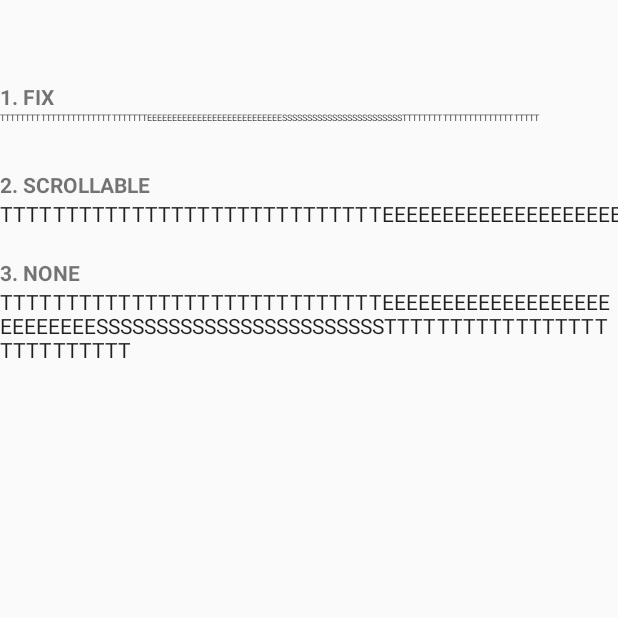
After one commit to noel77543/ToolList, an Android app: the fragment AutoTextViewFragment placed in its activity, on a phone screen of 412 x 824 dp, the top half of it. The commit adds this screen. Run offline under Robolectric (Android 15) with nearby library versions, the phone set to English and light mode, and no system bars; our stand-ins replace ButterKnife; libraries missing offline, so code that uses them is left out: permissions.dispatcher.

Commit message:
[更新] 優化AutoTextView

```diff
--- a/app/build.gradle
+++ b/app/build.gradle
@@ -29,17 +29,17 @@ android {
             proguardFiles getDefaultProguardFile('proguard-android.txt'), 'proguard-rules.pro'
         }
     }
+    buildToolsVersion '28.0.3'
 }
 
 
 dependencies {
-    implementation fileTree(dir: 'libs', include: ['*.jar'])
+    implementation fileTree(include: ['*.jar'], dir: 'libs')
     implementation 'com.android.support:appcompat-v7:28.0.0'
     implementation 'com.android.support.constraint:constraint-layout:1.1.3'
     testImplementation 'junit:junit:4.12'
     androidTestImplementation 'com.android.support.test:runner:1.0.2'
     androidTestImplementation 'com.android.support.test.espresso:espresso-core:3.0.2'
-
     //ButterKnife
     implementation 'com.jakewharton:butterknife:8.8.1'
     annotationProcessor 'com.jakewharton:butterknife-compiler:8.8.1'
@@ -53,6 +53,4 @@ dependencies {
     annotationProcessor 'com.github.hotchemi:permissionsdispatcher-processor:3.1.0'
     //recycler view
     implementation 'com.android.support:recyclerview-v7:28.0.0'
-
-
 }
--- a/app/src/main/java/tw/noel/sung/com/toollist/adapter/MainExpandableListViewAdapter.java
+++ b/app/src/main/java/tw/noel/sung/com/toollist/adapter/MainExpandableListViewAdapter.java
@@ -7,6 +7,8 @@ import android.content.Context;
 import android.view.LayoutInflater;
 import android.view.View;
 import android.view.ViewGroup;
+import android.view.animation.AlphaAnimation;
+import android.view.animation.TranslateAnimation;
 import android.widget.BaseExpandableListAdapter;
 import android.widget.ImageView;
 import android.widget.TextView;
--- a/app/src/main/java/tw/noel/sung/com/toollist/ui/UIActivity.java
+++ b/app/src/main/java/tw/noel/sung/com/toollist/ui/UIActivity.java
@@ -18,6 +18,7 @@ import java.lang.annotation.RetentionPolicy;
 import butterknife.BindView;
 import butterknife.ButterKnife;
 import tw.noel.sung.com.toollist.R;
+import tw.noel.sung.com.toollist.ui.auto_text_view.AutoTextViewFragment;
 import tw.noel.sung.com.toollist.ui.block_pie_view.BlockPieFragment;
 import tw.noel.sung.com.toollist.ui.flower_button.FlowerButtonFragment;
 import tw.noel.sung.com.toollist.ui.link_view.LinkViewFragment;
@@ -39,8 +40,9 @@ public class UIActivity extends FragmentActivity {
     public static final int PAGE_BLOCK_PIE_VIEW = 104;
     public static final int PAGE_ROUND_PROGRESS_VIEW = 105;
     public static final int PAGE_LOTTERY_VIEW = 106;
+    public static final int PAGE_AUTO_TEXT_VIEW = 107;
 
-    @IntDef({PAGE_FLOWER_BUTTON, PAGE_LINK_VIEW, PAGE_SIMPLE_PIE_VIEW, PAGE_BLOCK_PIE_VIEW, PAGE_ROUND_PROGRESS_VIEW, PAGE_LOTTERY_VIEW})
+    @IntDef({PAGE_FLOWER_BUTTON, PAGE_LINK_VIEW, PAGE_SIMPLE_PIE_VIEW, PAGE_BLOCK_PIE_VIEW, PAGE_ROUND_PROGRESS_VIEW, PAGE_LOTTERY_VIEW, PAGE_AUTO_TEXT_VIEW})
     @Retention(RetentionPolicy.SOURCE)
     public @interface Page {
     }
@@ -84,6 +86,9 @@ public class UIActivity extends FragmentActivity {
             case PAGE_LOTTERY_VIEW:
                 fragment = new LotteryViewFragment();
                 break;
+            case PAGE_AUTO_TEXT_VIEW:
+                fragment = new AutoTextViewFragment();
+                break;
         }
         if (fragment != null) {
             replaceFragment(fragment, null);
--- /dev/null
+++ b/app/src/main/java/tw/noel/sung/com/toollist/ui/auto_text_view/AutoTextViewFragment.java
@@ -0,0 +1,39 @@
+package tw.noel.sung.com.toollist.ui.auto_text_view;
+
+import android.os.Bundle;
+import android.view.LayoutInflater;
+import android.view.View;
+import android.view.ViewGroup;
+
+import butterknife.BindView;
+import butterknife.ButterKnife;
+import butterknife.Unbinder;
+import tw.noel.sung.com.toollist.BasePageFragment;
+import tw.noel.sung.com.toollist.R;
+import tw.noel.sung.com.toollist.ui.auto_text_view.util.AutoTextView;
+
+public class AutoTextViewFragment extends BasePageFragment {
+
+
+    @BindView(R.id.auto_text_view_fix)
+    AutoTextView autoTextViewFix;
+    @BindView(R.id.auto_text_view_scrollable)
+    AutoTextView autoTextViewScrollable;
+    @BindView(R.id.auto_text_view_none)
+    AutoTextView autoTextViewNone;
+
+
+    @Override
+    protected int getContentView() {
+        return R.layout.fragment_auto_text_view;
+    }
+
+    @Override
+    protected void init() {
+        String text = "TTTTTTTTTTTTTTTTTTTTTTTTTTTTTEEEEEEEEEEEEEEEEEEEEEEEEEEESSSSSSSSSSSSSSSSSSSSSSSSTTTTTTTTTTTTTTTTTTTTTTTTTTT";
+        autoTextViewFix.setText(text);
+        autoTextViewScrollable.setText(text);
+        autoTextViewNone.setText(text);
+    }
+
+}
--- a/app/src/main/java/tw/noel/sung/com/toollist/ui/auto_text_view/AutoTextView.java
+++ b/app/src/main/java/tw/noel/sung/com/toollist/ui/auto_text_view/util/AutoTextView.java
@@ -1,4 +1,4 @@
-package tw.noel.sung.com.toollist.ui.auto_text_view;
+package tw.noel.sung.com.toollist.ui.auto_text_view.util;
 
 import android.content.Context;
 import android.content.res.TypedArray;
@@ -18,11 +18,6 @@ import tw.noel.sung.com.toollist.R;
 public class AutoTextView extends android.support.v7.widget.AppCompatEditText implements View.OnTouchListener {
 
     private String text;
-
-    //限定最大值
-    private final int _DEFAULT_MAX_WIDTH = 100;
-    private int maxWidth;
-
 
     @Retention(RetentionPolicy.SOURCE)
     @IntDef({_MODE_SCROLLABLE, _MODE_FIX, _MODE_NONE})
@@ -54,12 +49,14 @@ public class AutoTextView extends android.support.v7.widget.AppCompatEditText im
         super(context, attrs, defStyleAttr);
         this.context = context;
         initAttr(attrs, defStyleAttr);
+        setSingleLine(mode!=_MODE_NONE);
+        setFocusable(false);
+        setCursorVisible(false);
     }
     //------------
 
     private void initAttr(AttributeSet attrs, int defStyleAttr) {
         TypedArray typedArray = context.getTheme().obtainStyledAttributes(attrs, R.styleable.AutoTextView, defStyleAttr, 0);
-        maxWidth = (int) typedArray.getDimension(R.styleable.AutoTextView_AutoTextViewMaxWidth, _DEFAULT_MAX_WIDTH);
         mode = typedArray.getInt(R.styleable.AutoTextView_AutoTextViewMode, _MODE_NONE);
         typedArray.recycle();
     }
@@ -80,7 +77,7 @@ public class AutoTextView extends android.support.v7.widget.AppCompatEditText im
             setOnTouchListener(this);
         } else if (mode == _MODE_FIX) {
             text = getText().toString();
-            getPXFromSP(getAutoTextSize());
+            getPXFromSP(getAutoTextSize(getWidth()));
             ViewGroup.LayoutParams params = getLayoutParams();
             if (params.height == ViewGroup.LayoutParams.WRAP_CONTENT) {
                 params.height = (int) height;
@@ -88,9 +85,7 @@ public class AutoTextView extends android.support.v7.widget.AppCompatEditText im
             }
         }
 
-        setSingleLine(true);
-        setFocusable(false);
-        setCursorVisible(false);
+
     }
 
     //--------
@@ -106,8 +101,8 @@ public class AutoTextView extends android.support.v7.widget.AppCompatEditText im
     /***
      * 使文字大小自適應
      */
-    private float getAutoTextSize() {
-        int avaiWidth = maxWidth - getPaddingLeft() - getPaddingRight() - 10;
+    private float getAutoTextSize(int viewWidth) {
+        int avaiWidth = viewWidth - getPaddingLeft() - getPaddingRight() - 10;
 
         if (avaiWidth <= 0) {
             return getTextSize();
--- /dev/null
+++ b/app/src/main/res/layout/fragment_auto_text_view.xml
@@ -0,0 +1,47 @@
+<?xml version="1.0" encoding="utf-8"?>
+<LinearLayout xmlns:android="http://schemas.android.com/apk/res/android"
+    xmlns:app="http://schemas.android.com/apk/res-auto"
+    android:layout_width="match_parent"
+    android:layout_height="match_parent"
+    android:orientation="vertical">
+
+    <TextView
+        android:layout_width="match_parent"
+        android:layout_height="wrap_content"
+        android:layout_marginTop="20dp"
+        android:text="1. FIX"
+        android:textStyle="bold" />
+
+    <tw.noel.sung.com.toollist.ui.auto_text_view.util.AutoTextView
+        android:id="@+id/auto_text_view_fix"
+        android:layout_width="match_parent"
+        android:layout_height="wrap_content"
+        app:AutoTextViewMode="fix" />
+
+    <TextView
+        android:layout_width="match_parent"
+        android:layout_height="wrap_content"
+        android:layout_marginTop="20dp"
+        android:text="2. SCROLLABLE"
+        android:textStyle="bold" />
+
+    <tw.noel.sung.com.toollist.ui.auto_text_view.util.AutoTextView
+        android:id="@+id/auto_text_view_scrollable"
+        android:layout_width="match_parent"
+        android:layout_height="wrap_content"
+        app:AutoTextViewMode="scrollable" />
+
+    <TextView
+        android:layout_width="match_parent"
+        android:layout_height="wrap_content"
+        android:layout_marginTop="20dp"
+        android:text="3. NONE"
+        android:textStyle="bold" />
+
+    <tw.noel.sung.com.toollist.ui.auto_text_view.util.AutoTextView
+        android:id="@+id/auto_text_view_none"
+        android:layout_width="match_parent"
+        android:layout_height="wrap_content"
+        app:AutoTextViewMode="none" />
+
+</LinearLayout>
--- a/app/src/main/res/values/attrs.xml
+++ b/app/src/main/res/values/attrs.xml
@@ -47,7 +47,6 @@
     </declare-styleable>
 
     <declare-styleable name="AutoTextView">
-        <attr name="AutoTextViewMaxWidth" format="reference|dimension" />
         <attr name="AutoTextViewMode">
             <enum name="scrollable" value="0" />
             <enum name="fix" value="1" />
```
Also changed, not shown: app/src/main/java/tw/noel/sung/com/toollist/MainActivity.java (+6 -9 lines), app/src/main/java/tw/noel/sung/com/toollist/TestAdapter.java (deleted, +0 -71 lines), app/src/main/res/layout/activity_main.xml (+0 -6 lines).
